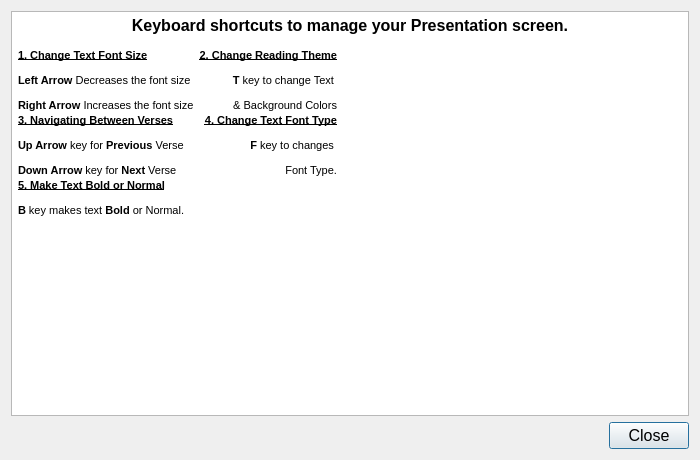
Old version of the form src/AppTutorial.ui in the repository AppSmata/vSongBook4pc.
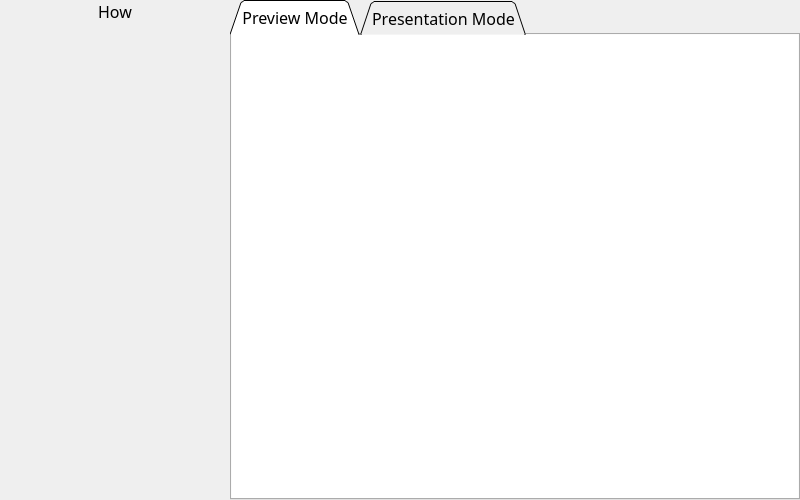
New version of the form. Icons and pictures are not drawn.

Diff of the .ui file:
```diff
--- a/src/AppTutorial.ui
+++ b/src/AppTutorial.ui
@@ -6,10 +6,16 @@
    <rect>
     <x>0</x>
     <y>0</y>
-    <width>700</width>
-    <height>460</height>
+    <width>800</width>
+    <height>500</height>
    </rect>
   </property>
+  <property name="font">
+   <font>
+    <family>Trebuchet MS</family>
+    <pointsize>12</pointsize>
+   </font>
+  </property>
   <property name="windowTitle">
    <string>How vSongBook Works</string>
   </property>
@@ -20,79 +26,215 @@
   <property name="sizeGripEnabled">
    <bool>false</bool>
   </property>
-  <layout class="QVBoxLayout" name="verticalLayout_2">
+  <layout class="QVBoxLayout" name="MainLayout">
+   <property name="spacing">
+    <number>0</number>
+   </property>
+   <property name="leftMargin">
+    <number>0</number>
+   </property>
+   <property name="topMargin">
+    <number>0</number>
+   </property>
+   <property name="rightMargin">
+    <number>0</number>
+   </property>
+   <property name="bottomMargin">
+    <number>0</number>
+   </property>
    <item>
-    <widget class="QTextBrowser" name="textBrowser">
-     <property name="html">
-      <string>&lt;!DOCTYPE HTML PUBLIC &quot;-//W3C//DTD HTML 4.0//EN&quot; &quot;http://www.w3.org/TR/REC-html40/strict.dtd&quot;&gt;
-&lt;html&gt;&lt;head&gt;&lt;meta name=&quot;qrichtext&quot; content=&quot;1&quot; /&gt;&lt;style type=&quot;text/css&quot;&gt;
-p, li { white-space: pre-wrap; }
-&lt;/style&gt;&lt;/head&gt;&lt;body style=&quot; font-family:'MS Shell Dlg 2'; font-size:8.25pt; font-weight:400; font-style:normal;&quot;&gt;
-&lt;p align=&quot;center&quot; style=&quot; margin-top:12px; margin-bottom:12px; margin-left:0px; margin-right:0px; -qt-block-indent:0; text-indent:0px;&quot;&gt;&lt;span style=&quot; font-size:12pt; font-weight:600;&quot;&gt;Keyboard shortcuts to manage your Presentation screen.&lt;/span&gt;&lt;span style=&quot; font-size:8pt;&quot;&gt;&lt;br /&gt;&lt;/span&gt;&lt;/p&gt;
-&lt;table border=&quot;0&quot; style=&quot; margin-top:0px; margin-bottom:0px; margin-left:0px; margin-right:0px;&quot; cellspacing=&quot;2&quot; cellpadding=&quot;0&quot;&gt;
-&lt;tr&gt;
-&lt;td&gt;
-&lt;p style=&quot; margin-top:12px; margin-bottom:12px; margin-left:0px; margin-right:0px; -qt-block-indent:0; text-indent:0px;&quot;&gt;&lt;span style=&quot; font-size:8pt; font-weight:600; text-decoration: underline;&quot;&gt;1. Change Text Font Size&lt;/span&gt;&lt;/p&gt;
-&lt;p style=&quot; margin-top:12px; margin-bottom:12px; margin-left:0px; margin-right:0px; -qt-block-indent:0; text-indent:0px;&quot;&gt;&lt;span style=&quot; font-size:8pt; font-weight:600;&quot;&gt;Left Arrow&lt;/span&gt;&lt;span style=&quot; font-size:8pt;&quot;&gt; Decreases the font size&lt;/span&gt;&lt;/p&gt;
-&lt;p style=&quot; margin-top:12px; margin-bottom:12px; margin-left:0px; margin-right:0px; -qt-block-indent:0; text-indent:0px;&quot;&gt;&lt;span style=&quot; font-size:8pt; font-weight:600;&quot;&gt;Right Arrow&lt;/span&gt;&lt;span style=&quot; font-size:8pt;&quot;&gt; Increases the font size&lt;/span&gt;&lt;/p&gt;&lt;/td&gt;
-&lt;td&gt;
-&lt;p style=&quot; margin-top:12px; margin-bottom:12px; margin-left:0px; margin-right:0px; -qt-block-indent:0; text-indent:0px;&quot;&gt;&lt;img src=&quot;:/images/Chapters.png&quot; height=&quot;80&quot; /&gt;&lt;/p&gt;
-&lt;p style=&quot; margin-top:12px; margin-bottom:12px; margin-left:0px; margin-right:0px; -qt-block-indent:0; text-indent:0px;&quot;&gt;&lt;span style=&quot; font-size:8pt;&quot;&gt;&lt;br /&gt;&lt;/span&gt;&lt;/p&gt;&lt;/td&gt;
-&lt;td&gt;
-&lt;p align=&quot;right&quot; style=&quot; margin-top:12px; margin-bottom:12px; margin-left:0px; margin-right:0px; -qt-block-indent:0; text-indent:0px;&quot;&gt;&lt;span style=&quot; font-size:8pt; font-weight:600; text-decoration: underline;&quot;&gt;2. Change Reading Theme&lt;/span&gt;&lt;/p&gt;
-&lt;p align=&quot;right&quot; style=&quot; margin-top:12px; margin-bottom:12px; margin-left:0px; margin-right:0px; -qt-block-indent:0; text-indent:0px;&quot;&gt;&lt;span style=&quot; font-size:8pt; font-weight:600;&quot;&gt;T&lt;/span&gt;&lt;span style=&quot; font-size:8pt;&quot;&gt; key to change Text &lt;/span&gt;&lt;/p&gt;
-&lt;p align=&quot;right&quot; style=&quot; margin-top:12px; margin-bottom:12px; margin-left:0px; margin-right:0px; -qt-block-indent:0; text-indent:0px;&quot;&gt;&lt;span style=&quot; font-size:8pt;&quot;&gt;&amp;amp; Background Colors&lt;/span&gt;&lt;/p&gt;&lt;/td&gt;
-&lt;td&gt;
-&lt;p style=&quot; margin-top:12px; margin-bottom:12px; margin-left:0px; margin-right:0px; -qt-block-indent:0; text-indent:0px;&quot;&gt;&lt;img src=&quot;:/images/Theme.png&quot; height=&quot;80&quot; /&gt;&lt;/p&gt;
-&lt;p style=&quot; margin-top:12px; margin-bottom:12px; margin-left:0px; margin-right:0px; -qt-block-indent:0; text-indent:0px;&quot;&gt;&lt;span style=&quot; font-size:8pt;&quot;&gt;&lt;br /&gt;&lt;/span&gt;&lt;/p&gt;&lt;/td&gt;&lt;/tr&gt;
-&lt;tr&gt;
-&lt;td&gt;
-&lt;p style=&quot; margin-top:12px; margin-bottom:12px; margin-left:0px; margin-right:0px; -qt-block-indent:0; text-indent:0px;&quot;&gt;&lt;span style=&quot; font-size:8pt; font-weight:600; text-decoration: underline;&quot;&gt;3. Navigating Between Verses&lt;/span&gt;&lt;/p&gt;
-&lt;p style=&quot; margin-top:12px; margin-bottom:12px; margin-left:0px; margin-right:0px; -qt-block-indent:0; text-indent:0px;&quot;&gt;&lt;span style=&quot; font-size:8pt; font-weight:600;&quot;&gt;Up Arrow&lt;/span&gt;&lt;span style=&quot; font-size:8pt;&quot;&gt; key for &lt;/span&gt;&lt;span style=&quot; font-size:8pt; font-weight:600;&quot;&gt;Previous&lt;/span&gt;&lt;span style=&quot; font-size:8pt;&quot;&gt; Verse&lt;/span&gt;&lt;/p&gt;
-&lt;p style=&quot; margin-top:12px; margin-bottom:12px; margin-left:0px; margin-right:0px; -qt-block-indent:0; text-indent:0px;&quot;&gt;&lt;span style=&quot; font-size:8pt; font-weight:600;&quot;&gt;Down Arrow&lt;/span&gt;&lt;span style=&quot; font-size:8pt;&quot;&gt; key for &lt;/span&gt;&lt;span style=&quot; font-size:8pt; font-weight:600;&quot;&gt;Next&lt;/span&gt;&lt;span style=&quot; font-size:8pt;&quot;&gt; Verse&lt;/span&gt;&lt;/p&gt;&lt;/td&gt;
-&lt;td&gt;
-&lt;p style=&quot; margin-top:12px; margin-bottom:12px; margin-left:0px; margin-right:0px; -qt-block-indent:0; text-indent:0px;&quot;&gt;&lt;img src=&quot;:/images/Chapters.png&quot; height=&quot;80&quot; /&gt;&lt;/p&gt;
-&lt;p style=&quot; margin-top:12px; margin-bottom:12px; margin-left:0px; margin-right:0px; -qt-block-indent:0; text-indent:0px;&quot;&gt;&lt;span style=&quot; font-size:8pt;&quot;&gt;&lt;br /&gt;&lt;/span&gt;&lt;/p&gt;&lt;/td&gt;
-&lt;td&gt;
-&lt;p align=&quot;right&quot; style=&quot; margin-top:12px; margin-bottom:12px; margin-left:0px; margin-right:0px; -qt-block-indent:0; text-indent:0px;&quot;&gt;&lt;span style=&quot; font-size:8pt; font-weight:600; text-decoration: underline;&quot;&gt;4. Change Text Font Type&lt;/span&gt;&lt;/p&gt;
-&lt;p align=&quot;right&quot; style=&quot; margin-top:12px; margin-bottom:12px; margin-left:0px; margin-right:0px; -qt-block-indent:0; text-indent:0px;&quot;&gt;&lt;span style=&quot; font-size:8pt; font-weight:600;&quot;&gt;F&lt;/span&gt;&lt;span style=&quot; font-size:8pt;&quot;&gt; key to changes &lt;/span&gt;&lt;/p&gt;
-&lt;p align=&quot;right&quot; style=&quot; margin-top:12px; margin-bottom:12px; margin-left:0px; margin-right:0px; -qt-block-indent:0; text-indent:0px;&quot;&gt;&lt;span style=&quot; font-size:8pt;&quot;&gt;Font Type.&lt;/span&gt;&lt;/p&gt;&lt;/td&gt;
-&lt;td&gt;
-&lt;p style=&quot; margin-top:12px; margin-bottom:12px; margin-left:0px; margin-right:0px; -qt-block-indent:0; text-indent:0px;&quot;&gt;&lt;img src=&quot;:/images/Font_Type.png&quot; height=&quot;80&quot; /&gt;&lt;/p&gt;
-&lt;p style=&quot; margin-top:12px; margin-bottom:12px; margin-left:0px; margin-right:0px; -qt-block-indent:0; text-indent:0px;&quot;&gt;&lt;span style=&quot; font-size:8pt;&quot;&gt;&lt;br /&gt;&lt;/span&gt;&lt;/p&gt;&lt;/td&gt;&lt;/tr&gt;
-&lt;tr&gt;
-&lt;td&gt;
-&lt;p style=&quot; margin-top:12px; margin-bottom:12px; margin-left:0px; margin-right:0px; -qt-block-indent:0; text-indent:0px;&quot;&gt;&lt;span style=&quot; font-size:8pt; font-weight:600; text-decoration: underline;&quot;&gt;5. Make Text Bold or Normal&lt;/span&gt;&lt;/p&gt;
-&lt;p style=&quot; margin-top:12px; margin-bottom:12px; margin-left:0px; margin-right:0px; -qt-block-indent:0; text-indent:0px;&quot;&gt;&lt;span style=&quot; font-size:8pt; font-weight:600;&quot;&gt;B&lt;/span&gt;&lt;span style=&quot; font-size:8pt;&quot;&gt; key makes text &lt;/span&gt;&lt;span style=&quot; font-size:8pt; font-weight:600;&quot;&gt;Bold&lt;/span&gt;&lt;span style=&quot; font-size:8pt;&quot;&gt; or Normal.&lt;/span&gt;&lt;/p&gt;&lt;/td&gt;
-&lt;td&gt;
-&lt;p style=&quot; margin-top:12px; margin-bottom:12px; margin-left:0px; margin-right:0px; -qt-block-indent:0; text-indent:0px;&quot;&gt;&lt;img src=&quot;:/images/Font_Bold.png&quot; height=&quot;80&quot; /&gt;&lt;/p&gt;&lt;/td&gt;
-&lt;td&gt;&lt;/td&gt;
-&lt;td&gt;&lt;/td&gt;&lt;/tr&gt;
-&lt;tr&gt;
-&lt;td&gt;&lt;/td&gt;
-&lt;td&gt;&lt;/td&gt;
-&lt;td&gt;&lt;/td&gt;
-&lt;td&gt;&lt;/td&gt;&lt;/tr&gt;&lt;/table&gt;&lt;/body&gt;&lt;/html&gt;</string>
+    <layout class="QHBoxLayout" name="CentralWidget">
+     <property name="spacing">
+      <number>0</number>
      </property>
-    </widget>
-   </item>
-   <item>
-    <widget class="QDialogButtonBox" name="buttonBox">
-     <property name="font">
-      <font>
-       <family>Tahoma</family>
-       <pointsize>12</pointsize>
-       <weight>50</weight>
-       <bold>false</bold>
-      </font>
+     <property name="bottomMargin">
+      <number>0</number>
      </property>
-     <property name="orientation">
-      <enum>Qt::Horizontal</enum>
-     </property>
-     <property name="standardButtons">
-      <set>QDialogButtonBox::Close</set>
-     </property>
-    </widget>
+     <item>
+      <layout class="QVBoxLayout" name="PanelLeft">
+       <item>
+        <widget class="QLabel" name="LblSidebar">
+         <property name="sizePolicy">
+          <sizepolicy hsizetype="Minimum" vsizetype="Minimum">
+           <horstretch>0</horstretch>
+           <verstretch>0</verstretch>
+          </sizepolicy>
+         </property>
+         <property name="minimumSize">
+          <size>
+           <width>230</width>
+           <height>490</height>
+          </size>
+         </property>
+         <property name="text">
+          <string>&lt;html&gt;&lt;head/&gt;&lt;body&gt;&lt;p align=&quot;center&quot;&gt;How&lt;/p&gt;&lt;/body&gt;&lt;/html&gt;</string>
+         </property>
+         <property name="alignment">
+          <set>Qt::AlignLeading|Qt::AlignLeft|Qt::AlignTop</set>
+         </property>
+        </widget>
+       </item>
+      </layout>
+     </item>
+     <item>
+      <layout class="QVBoxLayout" name="PanelRight">
+       <item>
+        <widget class="QTabWidget" name="HowsTabs">
+         <property name="enabled">
+          <bool>true</bool>
+         </property>
+         <property name="sizePolicy">
+          <sizepolicy hsizetype="Expanding" vsizetype="Expanding">
+           <horstretch>0</horstretch>
+           <verstretch>0</verstretch>
+          </sizepolicy>
+         </property>
+         <property name="minimumSize">
+          <size>
+           <width>0</width>
+           <height>0</height>
+          </size>
+         </property>
+         <property name="font">
+          <font>
+           <family>Trebuchet MS</family>
+           <pointsize>12</pointsize>
+           <weight>50</weight>
+           <bold>false</bold>
+          </font>
+         </property>
+         <property name="tabPosition">
+          <enum>QTabWidget::North</enum>
+         </property>
+         <property name="tabShape">
+          <enum>QTabWidget::Triangular</enum>
+         </property>
+         <property name="currentIndex">
+          <number>0</number>
+         </property>
+         <property name="elideMode">
+          <enum>Qt::ElideNone</enum>
+         </property>
+         <property name="documentMode">
+          <bool>false</bool>
+         </property>
+         <property name="tabsClosable">
+          <bool>false</bool>
+         </property>
+         <property name="movable">
+          <bool>true</bool>
+         </property>
+         <property name="tabBarAutoHide">
+          <bool>true</bool>
+         </property>
+         <widget class="QWidget" name="TabPage1">
+          <property name="sizePolicy">
+           <sizepolicy hsizetype="Preferred" vsizetype="Fixed">
+            <horstretch>0</horstretch>
+            <verstretch>0</verstretch>
+           </sizepolicy>
+          </property>
+          <property name="font">
+           <font>
+            <family>Trebuchet MS</family>
+            <pointsize>12</pointsize>
+            <weight>50</weight>
+            <bold>false</bold>
+           </font>
+          </property>
+          <property name="accessibleName">
+           <string extracomment="This has to be equal to the tab title in all the main tabs">History</string>
+          </property>
+          <attribute name="title">
+           <string>Preview Mode</string>
+          </attribute>
+          <layout class="QVBoxLayout" name="LayoutTabPage1">
+           <property name="spacing">
+            <number>0</number>
+           </property>
+           <property name="leftMargin">
+            <number>0</number>
+           </property>
+           <property name="topMargin">
+            <number>0</number>
+           </property>
+           <property name="rightMargin">
+            <number>0</number>
+           </property>
+           <property name="bottomMargin">
+            <number>0</number>
+           </property>
+           <item>
+            <widget class="QTextBrowser" name="TxtTab1">
+             <property name="frameShape">
+              <enum>QFrame::NoFrame</enum>
+             </property>
+             <property name="html">
+              <string>&lt;!DOCTYPE HTML PUBLIC &quot;-//W3C//DTD HTML 4.0//EN&quot; &quot;http://www.w3.org/TR/REC-html40/strict.dtd&quot;&gt;
+&lt;html&gt;&lt;head&gt;&lt;meta name=&quot;qrichtext&quot; content=&quot;1&quot; /&gt;&lt;style type=&quot;text/css&quot;&gt;
+p, li { white-space: pre-wrap; }
+&lt;/style&gt;&lt;/head&gt;&lt;body style=&quot; font-family:'Trebuchet MS','Trebuchet MS','Trebuchet MS'; font-size:12pt; font-weight:400; font-style:normal;&quot;&gt;
+&lt;p style=&quot;-qt-paragraph-type:empty; margin-top:0px; margin-bottom:0px; margin-left:0px; margin-right:0px; -qt-block-indent:0; text-indent:0px;&quot;&gt;&lt;br /&gt;&lt;/p&gt;&lt;/body&gt;&lt;/html&gt;</string>
+             </property>
+            </widget>
+           </item>
+          </layout>
+         </widget>
+         <widget class="QWidget" name="TabPage2">
+          <property name="font">
+           <font>
+            <family>Trebuchet MS</family>
+            <pointsize>12</pointsize>
+            <weight>50</weight>
+            <bold>false</bold>
+           </font>
+          </property>
+          <property name="accessibleName">
+           <string extracomment="This has to be equal to the tab title in all the main tabs">History</string>
+          </property>
+          <attribute name="title">
+           <string>Presentation Mode</string>
+          </attribute>
+          <layout class="QVBoxLayout" name="LayoutTabPage2">
+           <property name="spacing">
+            <number>0</number>
+           </property>
+           <property name="leftMargin">
+            <number>0</number>
+           </property>
+           <property name="topMargin">
+            <number>0</number>
+           </property>
+           <property name="rightMargin">
+            <number>0</number>
+           </property>
+           <property name="bottomMargin">
+            <number>0</number>
+           </property>
+           <item>
+            <widget class="QTextBrowser" name="TxtTab2">
+             <property name="frameShape">
+              <enum>QFrame::NoFrame</enum>
+             </property>
+             <property name="frameShadow">
+              <enum>QFrame::Plain</enum>
+             </property>
+             <property name="html">
+              <string>&lt;!DOCTYPE HTML PUBLIC &quot;-//W3C//DTD HTML 4.0//EN&quot; &quot;http://www.w3.org/TR/REC-html40/strict.dtd&quot;&gt;
+&lt;html&gt;&lt;head&gt;&lt;meta name=&quot;qrichtext&quot; content=&quot;1&quot; /&gt;&lt;style type=&quot;text/css&quot;&gt;
+p, li { white-space: pre-wrap; }
+&lt;/style&gt;&lt;/head&gt;&lt;body style=&quot; font-family:'Trebuchet MS','Trebuchet MS','Trebuchet MS'; font-size:12pt; font-weight:400; font-style:normal;&quot;&gt;
+&lt;p style=&quot;-qt-paragraph-type:empty; margin-top:0px; margin-bottom:0px; margin-left:0px; margin-right:0px; -qt-block-indent:0; text-indent:0px;&quot;&gt;&lt;br /&gt;&lt;/p&gt;&lt;/body&gt;&lt;/html&gt;</string>
+             </property>
+            </widget>
+           </item>
+          </layout>
+         </widget>
+        </widget>
+       </item>
+      </layout>
+     </item>
+    </layout>
    </item>
   </layout>
  </widget>
```
Left out of the diff: 37 changed lines with no effect on the pictures.
